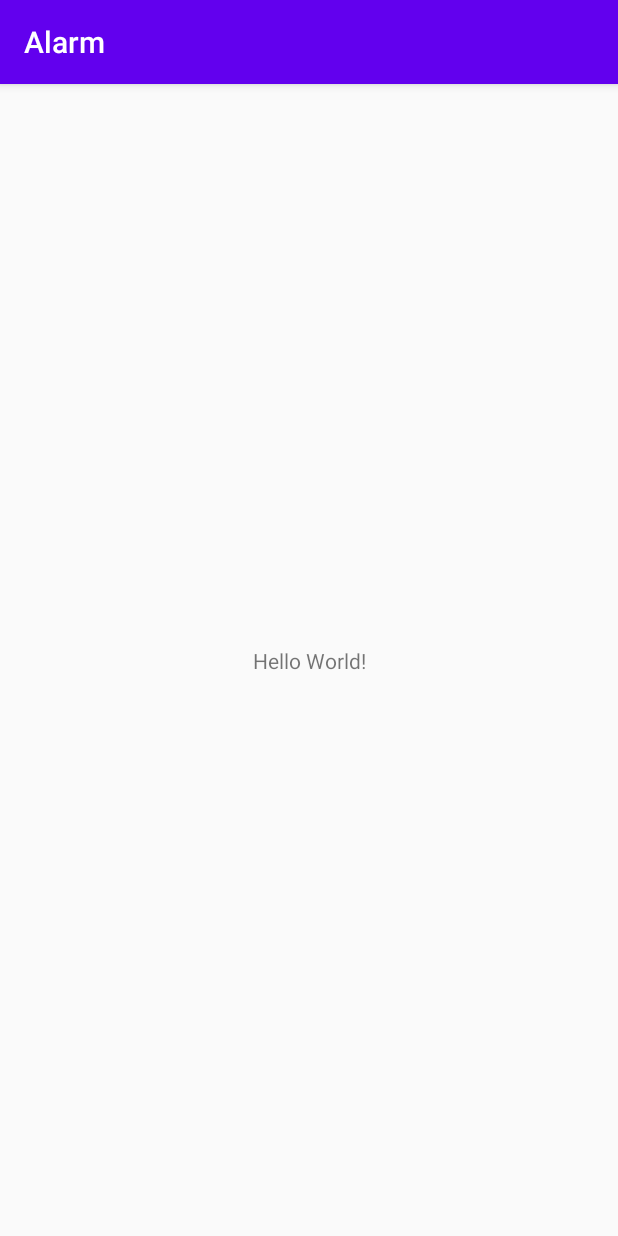
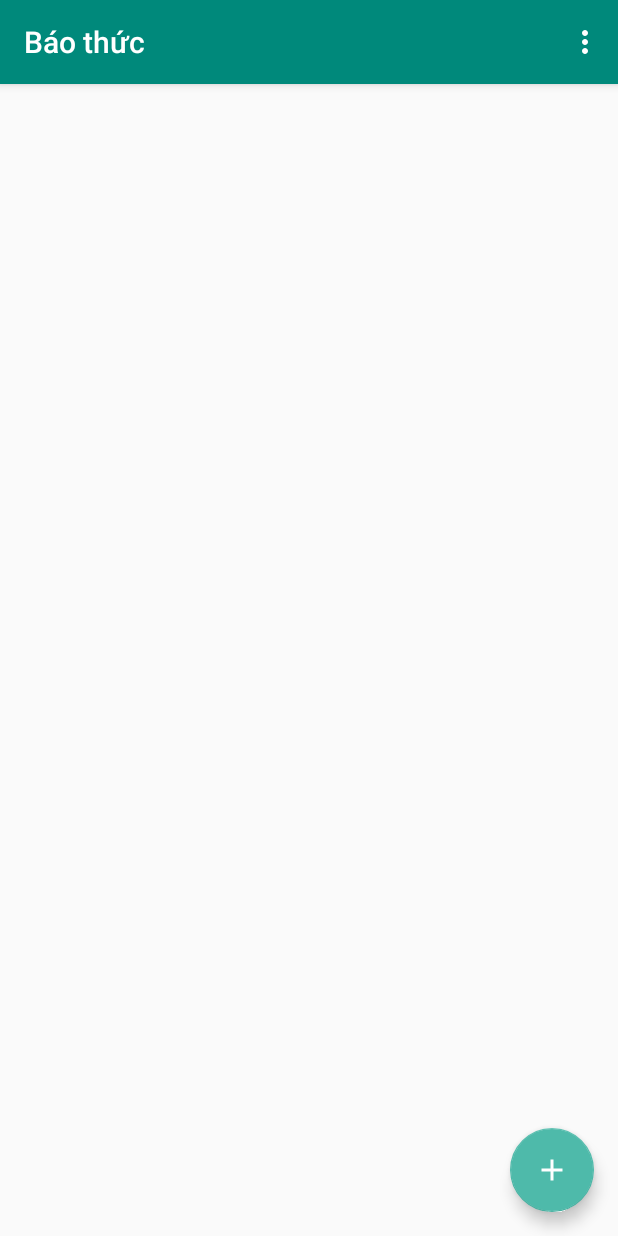
Before and after one commit to htthinh1999/Alarm, an Android app: the screen it shows after launch (MainActivity), on a phone screen of 412 x 824 dp. Run offline under Robolectric (Android 15) with nearby library versions, the light colour scheme and no system bars.

Commit message:
Custom main layout

```diff
--- a/app/build.gradle
+++ b/app/build.gradle
@@ -26,6 +26,9 @@ dependencies {
     implementation fileTree(dir: "libs", include: ["*.jar"])
     implementation 'androidx.appcompat:appcompat:1.2.0'
     implementation 'androidx.constraintlayout:constraintlayout:2.0.1'
+    implementation 'com.google.android.material:material:1.0.0'
+    implementation 'androidx.navigation:navigation-fragment:2.1.0'
+    implementation 'androidx.navigation:navigation-ui:2.1.0'
     testImplementation 'junit:junit:4.12'
     androidTestImplementation 'androidx.test.ext:junit:1.1.2'
     androidTestImplementation 'androidx.test.espresso:espresso-core:3.3.0'
--- a/app/src/main/AndroidManifest.xml
+++ b/app/src/main/AndroidManifest.xml
@@ -9,7 +9,10 @@
         android:roundIcon="@mipmap/ic_launcher_round"
         android:supportsRtl="true"
         android:theme="@style/AppTheme">
-        <activity android:name=".MainActivity">
+        <activity
+            android:name=".MainActivity"
+            android:label="@string/title_activity_main"
+            android:theme="@style/AppTheme.NoActionBar">
             <intent-filter>
                 <action android:name="android.intent.action.MAIN" />
 
--- a/app/src/main/java/com/keycodemon/alarm/MainActivity.java
+++ b/app/src/main/java/com/keycodemon/alarm/MainActivity.java
@@ -1,8 +1,18 @@
 package com.keycodemon.alarm;
 
+import android.os.Bundle;
+
+import com.google.android.material.floatingactionbutton.FloatingActionButton;
+import com.google.android.material.snackbar.Snackbar;
+
+import androidx.annotation.NonNull;
 import androidx.appcompat.app.AppCompatActivity;
+import androidx.appcompat.widget.Toolbar;
 
-import android.os.Bundle;
+import android.view.Menu;
+import android.view.MenuInflater;
+import android.view.MenuItem;
+import android.view.View;
 
 public class MainActivity extends AppCompatActivity {
 
@@ -10,5 +20,38 @@ public class MainActivity extends AppCompatActivity {
     protected void onCreate(Bundle savedInstanceState) {
         super.onCreate(savedInstanceState);
         setContentView(R.layout.activity_main);
+        Toolbar toolbar = findViewById(R.id.toolbar);
+        setSupportActionBar(toolbar);
+
+        FloatingActionButton fab = findViewById(R.id.fab);
+        fab.setOnClickListener(new View.OnClickListener() {
+            @Override
+            public void onClick(View view) {
+                openAlarmPickerDialog();
+            }
+        });
+    }
+
+    @Override
+    public boolean onCreateOptionsMenu(Menu menu) {
+        MenuInflater inflater = getMenuInflater();
+        inflater.inflate(R.menu.main_menu, menu);
+        return true;
+    }
+
+    @Override
+    public boolean onOptionsItemSelected(@NonNull MenuItem item) {
+        int id = item.getItemId();
+        switch (id){
+            case R.id.changeRingtone:
+
+                break;
+        }
+        return true;
+    }
+
+    public void openAlarmPickerDialog(){
+        AlarmPickerDialog alarmPickerDialog = new AlarmPickerDialog();
+        alarmPickerDialog.show(getSupportFragmentManager(), "Alarm picker");
     }
 }
--- /dev/null
+++ b/app/src/main/res/drawable/ic_add.xml
@@ -0,0 +1,10 @@
+<vector xmlns:android="http://schemas.android.com/apk/res/android"
+    android:width="24dp"
+    android:height="24dp"
+    android:viewportWidth="24"
+    android:viewportHeight="24"
+    android:tint="?attr/color">
+  <path
+      android:fillColor="@android:color/white"
+      android:pathData="M19,13h-6v6h-2v-6H5v-2h6V5h2v6h6v2z"/>
+</vector>
--- a/app/src/main/res/layout/activity_main.xml
+++ b/app/src/main/res/layout/activity_main.xml
@@ -1,18 +1,34 @@
 <?xml version="1.0" encoding="utf-8"?>
-<androidx.constraintlayout.widget.ConstraintLayout xmlns:android="http://schemas.android.com/apk/res/android"
+<androidx.coordinatorlayout.widget.CoordinatorLayout xmlns:android="http://schemas.android.com/apk/res/android"
     xmlns:app="http://schemas.android.com/apk/res-auto"
     xmlns:tools="http://schemas.android.com/tools"
     android:layout_width="match_parent"
     android:layout_height="match_parent"
     tools:context=".MainActivity">
 
-    <TextView
+    <com.google.android.material.appbar.AppBarLayout
+        android:layout_width="match_parent"
+        android:layout_height="wrap_content"
+        android:theme="@style/AppTheme.AppBarOverlay">
+
+        <androidx.appcompat.widget.Toolbar
+            android:id="@+id/toolbar"
+            android:layout_width="match_parent"
+            android:layout_height="?attr/actionBarSize"
+            android:background="?attr/colorPrimary"
+            app:popupTheme="@style/AppTheme.PopupOverlay"/>
+
+
+    </com.google.android.material.appbar.AppBarLayout>
+
+    <include layout="@layout/content_main" />
+
+    <com.google.android.material.floatingactionbutton.FloatingActionButton
+        android:id="@+id/fab"
         android:layout_width="wrap_content"
         android:layout_height="wrap_content"
-        android:text="Hello World!"
-        app:layout_constraintBottom_toBottomOf="parent"
-        app:layout_constraintLeft_toLeftOf="parent"
-        app:layout_constraintRight_toRightOf="parent"
-        app:layout_constraintTop_toTopOf="parent" />
+        android:layout_gravity="bottom|end"
+        android:layout_margin="@dimen/fab_margin"
+        app:srcCompat="@drawable/ic_add" />
 
-</androidx.constraintlayout.widget.ConstraintLayout>
+</androidx.coordinatorlayout.widget.CoordinatorLayout>
--- /dev/null
+++ b/app/src/main/res/layout/content_main.xml
@@ -0,0 +1,8 @@
+<?xml version="1.0" encoding="utf-8"?>
+<androidx.constraintlayout.widget.ConstraintLayout xmlns:android="http://schemas.android.com/apk/res/android"
+    xmlns:app="http://schemas.android.com/apk/res-auto"
+    android:layout_width="match_parent"
+    android:layout_height="match_parent"
+    app:layout_behavior="@string/appbar_scrolling_view_behavior">
+
+</androidx.constraintlayout.widget.ConstraintLayout>
--- /dev/null
+++ b/app/src/main/res/menu/main_menu.xml
@@ -0,0 +1,4 @@
+<?xml version="1.0" encoding="utf-8"?>
+<menu xmlns:android="http://schemas.android.com/apk/res/android">
+    <item android:title="Đổi nhạc chuông" android:id="@+id/changeRingtone"/>
+</menu>
--- a/app/src/main/res/values/colors.xml
+++ b/app/src/main/res/values/colors.xml
@@ -1,6 +1,6 @@
 <?xml version="1.0" encoding="utf-8"?>
 <resources>
-    <color name="colorPrimary">#6200EE</color>
-    <color name="colorPrimaryDark">#3700B3</color>
-    <color name="colorAccent">#03DAC5</color>
+    <color name="colorPrimary">#00897b</color>
+    <color name="colorPrimaryDark">#005b4f</color>
+    <color name="colorAccent">#4ebaaa</color>
 </resources>
--- /dev/null
+++ b/app/src/main/res/values/dimens.xml
@@ -0,0 +1,3 @@
+<resources>
+    <dimen name="fab_margin">16dp</dimen>
+</resources>
--- a/app/src/main/res/values/styles.xml
+++ b/app/src/main/res/values/styles.xml
@@ -7,4 +7,13 @@
         <item name="colorAccent">@color/colorAccent</item>
     </style>
 
+    <style name="AppTheme.NoActionBar">
+        <item name="windowActionBar">false</item>
+        <item name="windowNoTitle">true</item>
+    </style>
+
+    <style name="AppTheme.AppBarOverlay" parent="ThemeOverlay.AppCompat.Dark.ActionBar" />
+
+    <style name="AppTheme.PopupOverlay" parent="ThemeOverlay.AppCompat.Light" />
+
 </resources>
```
Also changed, not shown: app/src/main/java/com/keycodemon/alarm/AlarmPickerDialog.java (added, +45 -0 lines), app/src/main/res/drawable/ic_more_vert.xml (added, +10 -0 lines), app/src/main/res/layout/dialog_alarm_picker.xml (added, +11 -0 lines), app/src/main/res/navigation/nav_graph.xml (added, +28 -0 lines), app/src/main/res/values/strings.xml (+10 -1 lines).
